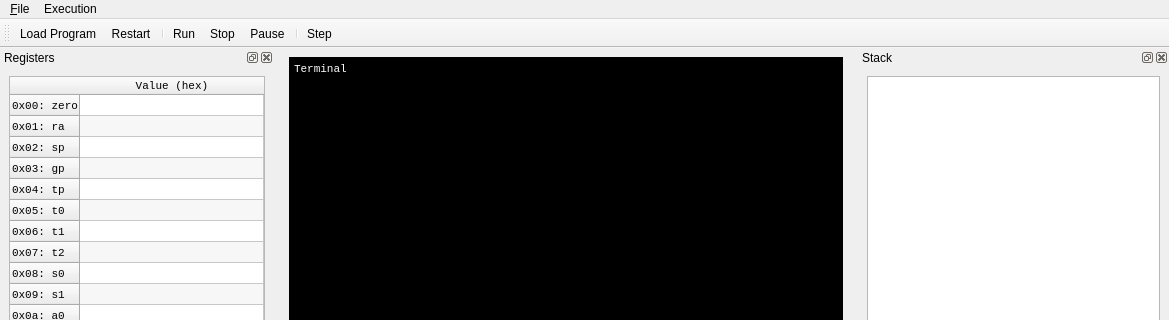
Above: src/GUI/MainWindow.ui from lohengrin/RVemu before the change; both pictures show x 0 to 1169 and y 0 to 320 of the 1169 by 871 pixel window. Below: the same form after it.
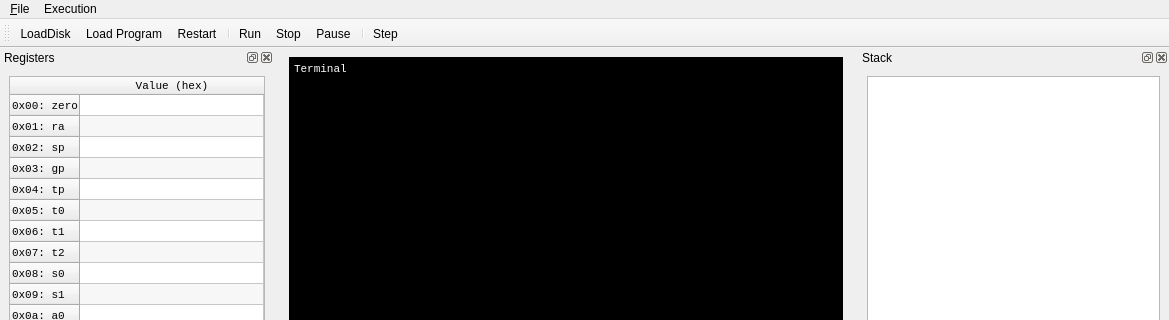
That is the form after the change. Icons and pictures are not drawn. Custom widgets are drawn as their Qt base class.

Commit message: Step 9: Implementation of VirtIO and Disk image

```diff
--- a/src/GUI/MainWindow.ui
+++ b/src/GUI/MainWindow.ui
@@ -534,6 +534,7 @@
    <attribute name="toolBarBreak">
     <bool>false</bool>
    </attribute>
+   <addaction name="actionLoadDisk"/>
    <addaction name="actionLoad_Program"/>
    <addaction name="actionRestart"/>
    <addaction name="separator"/>
@@ -1056,6 +1057,15 @@
     <string>Reset Computer and restart program from start</string>
    </property>
   </action>
+  <action name="actionLoadDisk">
+   <property name="icon">
+    <iconset resource="RVemu.qrc">
+     <normaloff>:/GUI/icons/icons8-ssd-80.png</normaloff>:/GUI/icons/icons8-ssd-80.png</iconset>
+   </property>
+   <property name="text">
+    <string>LoadDisk</string>
+   </property>
+  </action>
  </widget>
  <customwidgets>
   <customwidget>
```
Left out of the diff: 2 changed lines with no effect on the pictures. The commit also changes 11 other files.
